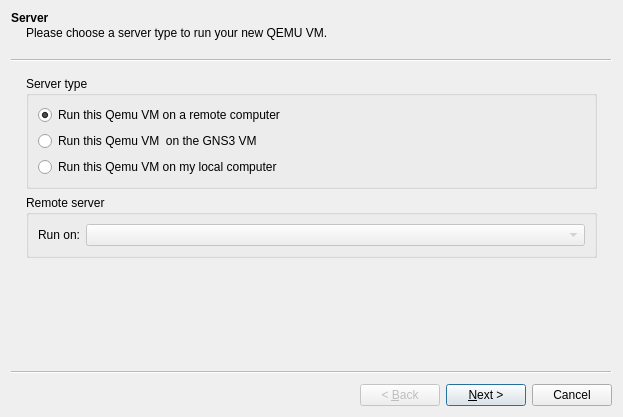
This is gns3/modules/qemu/ui/qemu_vm_wizard.ui in mpplab/MNSS as Qt 5 draws it before an edit. The edited form follows.
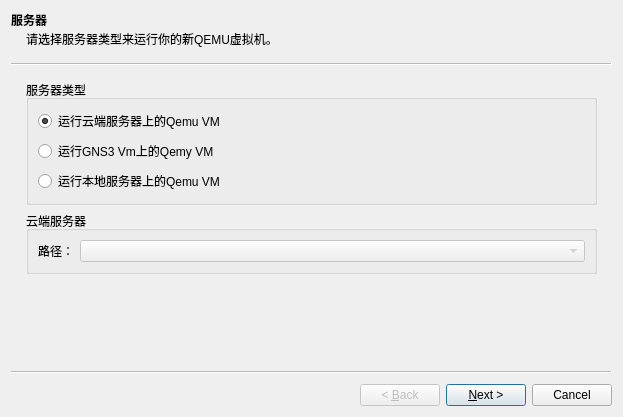
This is the edited form.

Diff of the .ui file:
```diff
--- a/gns3/modules/qemu/ui/qemu_vm_wizard.ui
+++ b/gns3/modules/qemu/ui/qemu_vm_wizard.ui
@@ -18,22 +18,22 @@
   </property>
   <widget class="QWizardPage" name="uiServerWizardPage">
    <property name="title">
-    <string>Server</string>
+    <string>服务器</string>
    </property>
    <property name="subTitle">
-    <string>Please choose a server type to run your new QEMU VM.</string>
+    <string>请选择服务器类型来运行你的新QEMU虚拟机。</string>
    </property>
    <layout class="QVBoxLayout" name="verticalLayout_3">
     <item>
      <widget class="QGroupBox" name="uiServerTypeGroupBox">
       <property name="title">
-       <string>Server type</string>
+       <string>服务器类型</string>
       </property>
       <layout class="QVBoxLayout" name="verticalLayout_5">
        <item>
         <widget class="QRadioButton" name="uiRemoteRadioButton">
          <property name="text">
-          <string>Run this Qemu VM on a remote computer</string>
+          <string>运行云端服务器上的Qemu VM</string>
          </property>
          <property name="checked">
           <bool>true</bool>
@@ -43,14 +43,14 @@
        <item>
         <widget class="QRadioButton" name="uiVMRadioButton">
          <property name="text">
-          <string>Run this Qemu VM  on the GNS3 VM</string>
+          <string>运行GNS3 Vm上的Qemy VM</string>
          </property>
         </widget>
        </item>
        <item>
         <widget class="QRadioButton" name="uiLocalRadioButton">
          <property name="text">
-          <string>Run this Qemu VM on my local computer</string>
+          <string>运行本地服务器上的Qemu VM</string>
          </property>
         </widget>
        </item>
@@ -60,13 +60,13 @@
     <item>
      <widget class="QGroupBox" name="uiRemoteServersGroupBox">
       <property name="title">
-       <string>Remote server</string>
+       <string>云端服务器</string>
       </property>
       <layout class="QGridLayout" name="gridLayout_7">
        <item row="0" column="0">
         <widget class="QLabel" name="uiRemoteServersLabel">
          <property name="text">
-          <string>Run on:</string>
+          <string>路径：</string>
          </property>
         </widget>
        </item>
```
Left out of the diff: 46 changed lines with no effect on the pictures.
